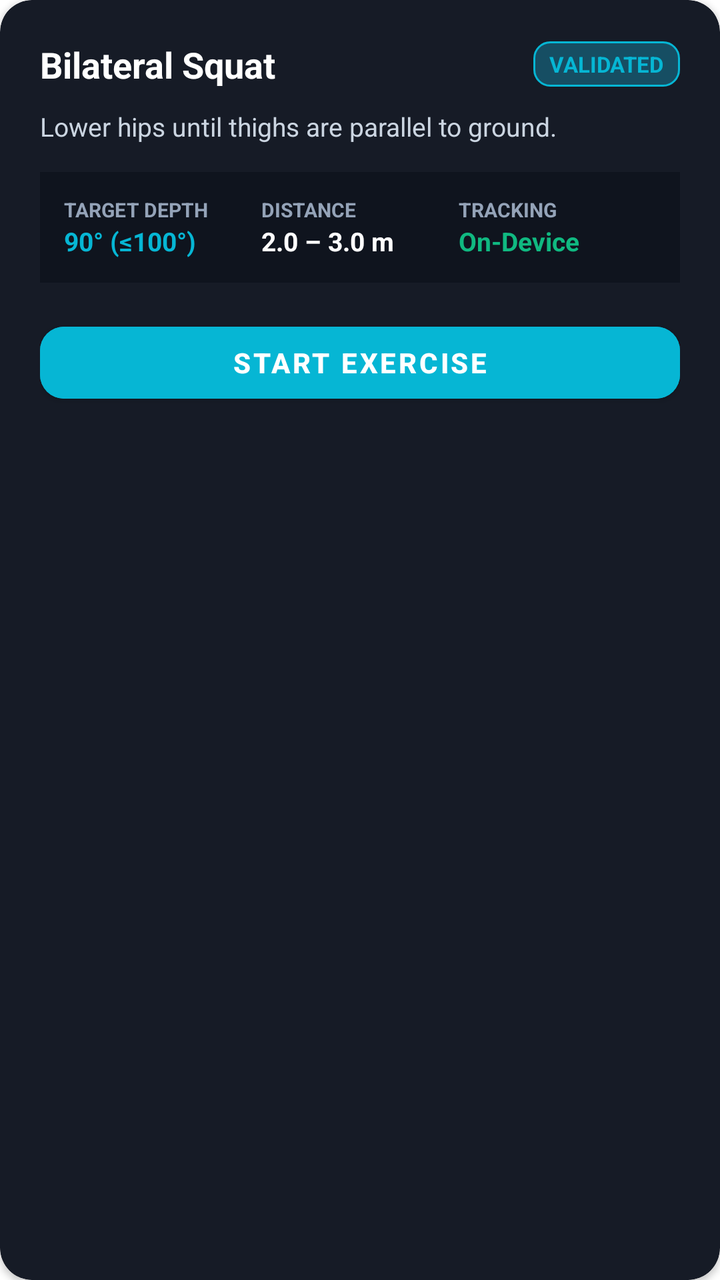
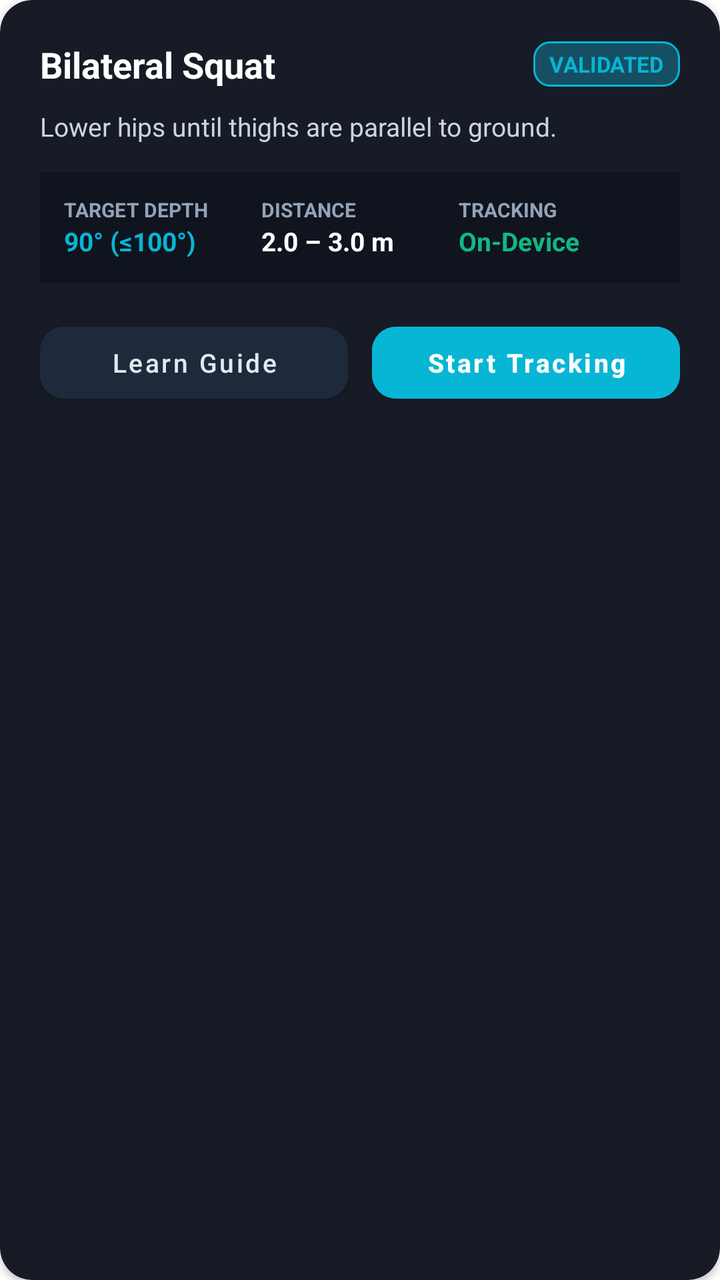

An Android layout rendered at two revisions. The XML below is the earlier revision; the diff shows what the commit changed to produce the second picture.
<!-- AndroidManifest.xml: application theme Theme.KinexMed -->
<!-- res/layout/item_exercise_card.xml -->
<?xml version="1.0" encoding="utf-8"?>
<androidx.cardview.widget.CardView xmlns:android="http://schemas.android.com/apk/res/android"
    xmlns:app="http://schemas.android.com/apk/res-auto"
    android:layout_width="match_parent"
    android:layout_height="wrap_content"
    android:layout_marginBottom="16dp"
    app:cardCornerRadius="16dp"
    app:cardElevation="2dp"
    app:cardBackgroundColor="#161B26">

    <LinearLayout
        android:layout_width="match_parent"
        android:layout_height="wrap_content"
        android:orientation="vertical"
        android:padding="20dp">

        <LinearLayout
            android:layout_width="match_parent"
            android:layout_height="wrap_content"
            android:orientation="horizontal"
            android:gravity="center_vertical">

            <TextView
                android:id="@+id/tvExerciseTitle"
                android:layout_width="0dp"
                android:layout_height="wrap_content"
                android:layout_weight="1"
                android:text="Bilateral Squat"
                android:textColor="#FFFFFF"
                android:textSize="18sp"
                android:textStyle="bold" />

            <TextView
                android:id="@+id/tvExerciseBadge"
                android:layout_width="wrap_content"
                android:layout_height="wrap_content"
                android:text="VALIDATED"
                android:textColor="#06B6D4"
                android:textSize="11sp"
                android:textStyle="bold"
                android:background="@drawable/bg_badge_cyan"
                android:paddingHorizontal="8dp"
                android:paddingVertical="4dp" />
        </LinearLayout>

        <TextView
            android:id="@+id/tvExerciseDesc"
            android:layout_width="match_parent"
            android:layout_height="wrap_content"
            android:layout_marginTop="10dp"
            android:text="Lower hips until thighs are parallel to ground."
            android:textColor="#CBD5E1"
            android:textSize="13sp"
            android:lineSpacingExtra="2dp" />

        <LinearLayout
            android:layout_width="match_parent"
            android:layout_height="wrap_content"
            android:orientation="horizontal"
            android:layout_marginTop="14dp"
            android:background="#0F141E"
            android:padding="12dp">

            <LinearLayout
                android:layout_width="0dp"
                android:layout_height="wrap_content"
                android:layout_weight="1"
                android:orientation="vertical">

                <TextView
                    android:id="@+id/tvMetricLabel"
                    android:layout_width="wrap_content"
                    android:layout_height="wrap_content"
                    android:text="TARGET DEPTH"
                    android:textColor="#94A3B8"
                    android:textSize="10sp"
                    android:textStyle="bold" />

                <TextView
                    android:id="@+id/tvMetricTarget"
                    android:layout_width="wrap_content"
                    android:layout_height="wrap_content"
                    android:text="90° (≤100°)"
                    android:textColor="#06B6D4"
                    android:textSize="13sp"
                    android:textStyle="bold" />
            </LinearLayout>

            <LinearLayout
                android:layout_width="0dp"
                android:layout_height="wrap_content"
                android:layout_weight="1"
                android:orientation="vertical">

                <TextView
                    android:layout_width="wrap_content"
                    android:layout_height="wrap_content"
                    android:text="DISTANCE"
                    android:textColor="#94A3B8"
                    android:textSize="10sp"
                    android:textStyle="bold" />

                <TextView
                    android:id="@+id/tvCameraDistance"
                    android:layout_width="wrap_content"
                    android:layout_height="wrap_content"
                    android:text="2.0 – 3.0 m"
                    android:textColor="#FFFFFF"
                    android:textSize="13sp"
                    android:textStyle="bold" />
            </LinearLayout>

            <LinearLayout
                android:layout_width="0dp"
                android:layout_height="wrap_content"
                android:layout_weight="1"
                android:orientation="vertical">

                <TextView
                    android:layout_width="wrap_content"
                    android:layout_height="wrap_content"
                    android:text="TRACKING"
                    android:textColor="#94A3B8"
                    android:textSize="10sp"
                    android:textStyle="bold" />

                <TextView
                    android:id="@+id/tvTrackingType"
                    android:layout_width="wrap_content"
                    android:layout_height="wrap_content"
                    android:text="On-Device"
                    android:textColor="#10B981"
                    android:textSize="13sp"
                    android:textStyle="bold" />
            </LinearLayout>
        </LinearLayout>

        <Button
            android:id="@+id/btnStartExercise"
            android:layout_width="match_parent"
            android:layout_height="48dp"
            android:layout_marginTop="16dp"
            android:text="Start Exercise"
            android:textColor="#FFFFFF"
            android:textSize="14sp"
            android:textStyle="bold"
            android:backgroundTint="#06B6D4"
            app:cornerRadius="12dp" />
    </LinearLayout>
</androidx.cardview.widget.CardView>
<!-- resources referenced by this layout -->
<resources>
  <!-- drawable bg_badge_cyan (drawable) -->
  <?xml version="1.0" encoding="utf-8"?>
  <shape xmlns:android="http://schemas.android.com/apk/res/android"
      android:shape="rectangle">
      <solid android:color="#164E63" />
      <corners android:radius="8dp" />
      <stroke
          android:width="1dp"
          android:color="#06B6D4" />
  </shape>
  <style name="Theme.KinexMed" parent="Theme.MaterialComponents.DayNight.NoActionBar">
          <item name="colorPrimary">#06B6D4</item>
          <item name="colorPrimaryVariant">#0891B2</item>
          <item name="colorOnPrimary">#FFFFFF</item>
          <item name="android:statusBarColor">#07090E</item>
          <item name="android:navigationBarColor">#07090E</item>
      </style>
</resources>

<!-- the commit's change to res/layout/item_exercise_card.xml (unified diff, before → after) -->
@@ -135,16 +135,38 @@
             </LinearLayout>
         </LinearLayout>
 
-        <Button
-            android:id="@+id/btnStartExercise"
+        <LinearLayout
             android:layout_width="match_parent"
-            android:layout_height="48dp"
+            android:layout_height="wrap_content"
             android:layout_marginTop="16dp"
-            android:text="Start Exercise"
-            android:textColor="#FFFFFF"
-            android:textSize="14sp"
-            android:textStyle="bold"
-            android:backgroundTint="#06B6D4"
-            app:cornerRadius="12dp" />
+            android:orientation="horizontal">
+
+            <Button
+                android:id="@+id/btnLearnExercise"
+                android:layout_width="0dp"
+                android:layout_height="48dp"
+                android:layout_weight="1"
+                android:layout_marginEnd="6dp"
+                android:text="Learn Guide"
+                android:textAllCaps="false"
+                android:textColor="#E2E8F0"
+                android:textSize="13sp"
+                android:backgroundTint="#1E293B"
+                app:cornerRadius="12dp" />
+
+            <Button
+                android:id="@+id/btnStartExercise"
+                android:layout_width="0dp"
+                android:layout_height="48dp"
+                android:layout_weight="1"
+                android:layout_marginStart="6dp"
+                android:text="Start Tracking"
+                android:textAllCaps="false"
+                android:textColor="#FFFFFF"
+                android:textSize="13sp"
+                android:textStyle="bold"
+                android:backgroundTint="#06B6D4"
+                app:cornerRadius="12dp" />
+        </LinearLayout>
     </LinearLayout>
 </androidx.cardview.widget.CardView>
